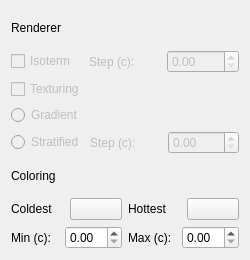
CapsRePeaT/Overheat, file src/ui/src/visualization_options.ui: the form before one commit.
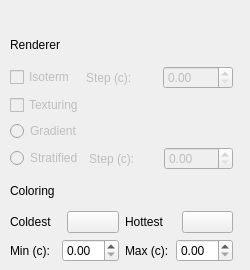
The form after the commit.

Commit message: Fixed the representation problem for Options widget

```diff
--- a/src/ui/src/visualization_options.ui
+++ b/src/ui/src/visualization_options.ui
@@ -7,7 +7,7 @@
     <x>0</x>
     <y>0</y>
     <width>250</width>
-    <height>260</height>
+    <height>270</height>
    </rect>
   </property>
   <property name="sizePolicy">
@@ -18,14 +18,14 @@
   </property>
   <property name="minimumSize">
    <size>
-    <width>220</width>
-    <height>232</height>
+    <width>240</width>
+    <height>265</height>
    </size>
   </property>
   <property name="maximumSize">
    <size>
-    <width>250</width>
-    <height>260</height>
+    <width>260</width>
+    <height>280</height>
    </size>
   </property>
   <property name="baseSize">
@@ -37,17 +37,90 @@
   <property name="windowTitle">
    <string>Form</string>
   </property>
+  <widget class="QWidget" name="layoutWidget">
+   <property name="geometry">
+    <rect>
+     <x>10</x>
+     <y>10</y>
+     <width>223</width>
+     <height>252</height>
+    </rect>
+   </property>
   <layout class="QGridLayout" name="gridLayout">
-   <item row="0" column="0">
-    <layout class="QVBoxLayout" name="verticalLayout">
+    <item row="15" column="0">
+     <layout class="QHBoxLayout" name="horizontalLayout">
      <item>
+       <widget class="QLabel" name="label_4">
+        <property name="text">
+         <string>Min (c):</string>
+        </property>
+       </widget>
+      </item>
+      <item>
+       <widget class="QDoubleSpinBox" name="min_temp"/>
+      </item>
+      <item>
+       <widget class="QLabel" name="label_5">
+        <property name="text">
+         <string>Max (c):</string>
+        </property>
+       </widget>
+      </item>
+      <item>
+       <widget class="QDoubleSpinBox" name="max_temp"/>
+      </item>
+     </layout>
+    </item>
+    <item row="14" column="0">
+     <layout class="QHBoxLayout" name="horizontalLayout_2">
+      <item>
+       <widget class="QLabel" name="label_2">
+        <property name="text">
+         <string>Coldest</string>
+        </property>
+       </widget>
+      </item>
+      <item>
+       <widget class="QPushButton" name="cold_btn">
+        <property name="text">
+         <string/>
+        </property>
+       </widget>
+      </item>
+      <item>
+       <widget class="QLabel" name="label_3">
+        <property name="text">
+         <string>Hottest</string>
+        </property>
+       </widget>
+      </item>
+      <item>
+       <widget class="QPushButton" name="hot_btn">
+        <property name="text">
+         <string/>
+        </property>
+       </widget>
+      </item>
+     </layout>
+    </item>
+    <item row="8" column="0">
       <widget class="QLabel" name="label">
        <property name="text">
         <string>Renderer</string>
        </property>
       </widget>
      </item>
-     <item>
+    <item row="10" column="0">
+     <widget class="QCheckBox" name="checkBox_2">
+      <property name="enabled">
+       <bool>false</bool>
+      </property>
+      <property name="text">
+       <string>Texturing</string>
+      </property>
+     </widget>
+    </item>
+    <item row="9" column="0">
       <layout class="QHBoxLayout" name="horizontalLayout_4">
        <item>
         <widget class="QCheckBox" name="checkBox">
@@ -78,17 +151,7 @@
        </item>
       </layout>
      </item>
-     <item>
-      <widget class="QCheckBox" name="checkBox_2">
-       <property name="enabled">
-        <bool>false</bool>
-       </property>
-       <property name="text">
-        <string>Texturing</string>
-       </property>
-      </widget>
-     </item>
-     <item>
+    <item row="11" column="0">
       <widget class="QRadioButton" name="radioButton">
        <property name="enabled">
         <bool>false</bool>
@@ -98,7 +161,7 @@
        </property>
       </widget>
      </item>
-     <item>
+    <item row="12" column="0">
       <layout class="QHBoxLayout" name="horizontalLayout_3">
        <item>
         <widget class="QRadioButton" name="radioButton_2">
@@ -129,72 +192,28 @@
        </item>
       </layout>
      </item>
-     <item>
+    <item row="13" column="0">
       <widget class="QLabel" name="label_6">
        <property name="text">
         <string>Coloring</string>
        </property>
       </widget>
      </item>
-     <item>
-      <layout class="QHBoxLayout" name="horizontalLayout_2">
-       <item>
-        <widget class="QLabel" name="label_2">
-         <property name="text">
-          <string>Coldest</string>
-         </property>
-        </widget>
-       </item>
-       <item>
-        <widget class="QPushButton" name="cold_btn">
-         <property name="text">
-          <string/>
-         </property>
-        </widget>
-       </item>
-       <item>
-        <widget class="QLabel" name="label_3">
-         <property name="text">
-          <string>Hottest</string>
-         </property>
-        </widget>
-       </item>
-       <item>
-        <widget class="QPushButton" name="hot_btn">
-         <property name="text">
-          <string/>
-         </property>
-        </widget>
-       </item>
-      </layout>
-     </item>
-     <item>
-      <layout class="QHBoxLayout" name="horizontalLayout">
-       <item>
-        <widget class="QLabel" name="label_4">
-         <property name="text">
-          <string>Min (c):</string>
-         </property>
-        </widget>
-       </item>
-       <item>
-        <widget class="QDoubleSpinBox" name="min_temp"/>
-       </item>
-       <item>
-        <widget class="QLabel" name="label_5">
-         <property name="text">
-          <string>Max (c):</string>
-         </property>
-        </widget>
-       </item>
-       <item>
-        <widget class="QDoubleSpinBox" name="max_temp"/>
-       </item>
-      </layout>
-     </item>
-    </layout>
-   </item>
-  </layout>
+    <item row="7" column="0">
+     <spacer name="horizontalSpacer">
+      <property name="orientation">
+       <enum>Qt::Horizontal</enum>
+      </property>
+      <property name="sizeHint" stdset="0">
+       <size>
+        <width>40</width>
+        <height>20</height>
+       </size>
+      </property>
+     </spacer>
+    </item>
+   </layout>
+  </widget>
  </widget>
  <resources/>
  <connections/>
```
Lines whose indentation alone changed are shown as unchanged. The commit also changes 2 other files.
